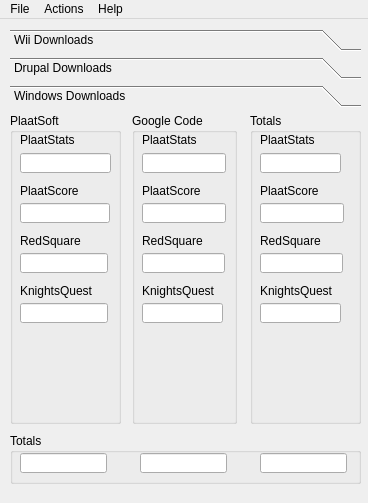
Old version of the form src/stats.ui in the repository plaatsoft/plaatstats.
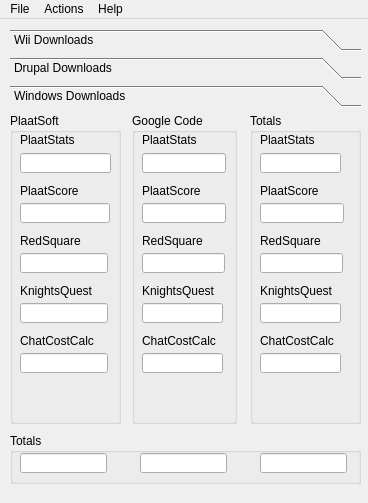
New version of the form. The open tabs and pages were chosen to show the change. Icons and pictures are not drawn.

Patch:
```diff
--- a/src/stats.ui
+++ b/src/stats.ui
@@ -1225,6 +1225,14 @@
      </widget>
     </widget>
     <widget class="QWidget" name="page_3">
+     <property name="geometry">
+      <rect>
+       <x>0</x>
+       <y>0</y>
+       <width>351</width>
+       <height>380</height>
+      </rect>
+     </property>
      <attribute name="label">
       <string>Windows Downloads</string>
      </attribute>
@@ -1414,6 +1422,32 @@
         <string>KnightsQuest</string>
        </property>
       </widget>
+      <widget class="QLineEdit" name="winChatCostCalcEdit2">
+       <property name="geometry">
+        <rect>
+         <x>10</x>
+         <y>240</y>
+         <width>81</width>
+         <height>20</height>
+        </rect>
+       </property>
+       <property name="readOnly">
+        <bool>true</bool>
+       </property>
+      </widget>
+      <widget class="QLabel" name="label_51">
+       <property name="geometry">
+        <rect>
+         <x>10</x>
+         <y>220</y>
+         <width>81</width>
+         <height>16</height>
+        </rect>
+       </property>
+       <property name="text">
+        <string>ChatCostCalc</string>
+       </property>
+      </widget>
      </widget>
      <widget class="QGroupBox" name="groupBox_12">
       <property name="geometry">
@@ -1531,6 +1565,32 @@
         <bool>true</bool>
        </property>
       </widget>
+      <widget class="QLineEdit" name="winChatCostCalcEdit1">
+       <property name="geometry">
+        <rect>
+         <x>10</x>
+         <y>240</y>
+         <width>88</width>
+         <height>20</height>
+        </rect>
+       </property>
+       <property name="readOnly">
+        <bool>true</bool>
+       </property>
+      </widget>
+      <widget class="QLabel" name="label_50">
+       <property name="geometry">
+        <rect>
+         <x>10</x>
+         <y>220</y>
+         <width>81</width>
+         <height>16</height>
+        </rect>
+       </property>
+       <property name="text">
+        <string>ChatCostCalc</string>
+       </property>
+      </widget>
      </widget>
      <widget class="QGroupBox" name="groupBox_13">
       <property name="geometry">
@@ -1666,6 +1726,38 @@
         <bool>true</bool>
        </property>
       </widget>
+      <widget class="QLineEdit" name="winChatCostCalcEdit3">
+       <property name="geometry">
+        <rect>
+         <x>10</x>
+         <y>240</y>
+         <width>81</width>
+         <height>20</height>
+        </rect>
+       </property>
+       <property name="font">
+        <font>
+         <weight>75</weight>
+         <bold>true</bold>
+        </font>
+       </property>
+       <property name="readOnly">
+        <bool>true</bool>
+       </property>
+      </widget>
+      <widget class="QLabel" name="label_52">
+       <property name="geometry">
+        <rect>
+         <x>10</x>
+         <y>220</y>
+         <width>81</width>
+         <height>16</height>
+        </rect>
+       </property>
+       <property name="text">
+        <string>ChatCostCalc</string>
+       </property>
+      </widget>
      </widget>
     </widget>
    </widget>
```
Left out of the diff: 10 changed lines with no effect on the pictures.
